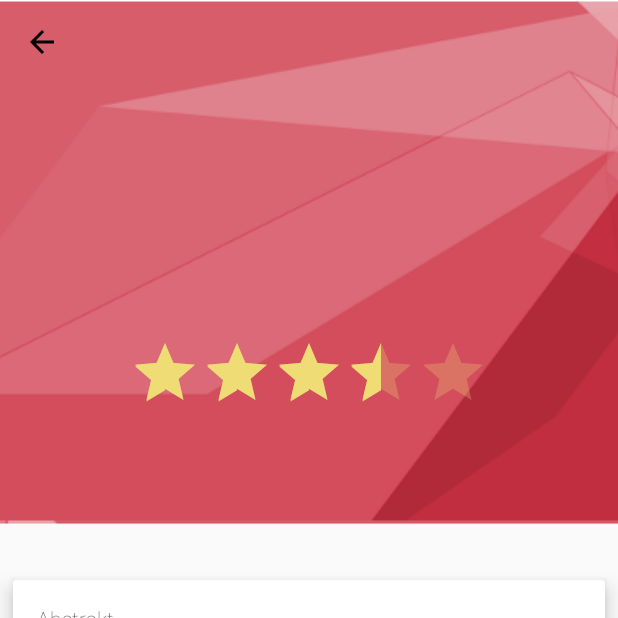
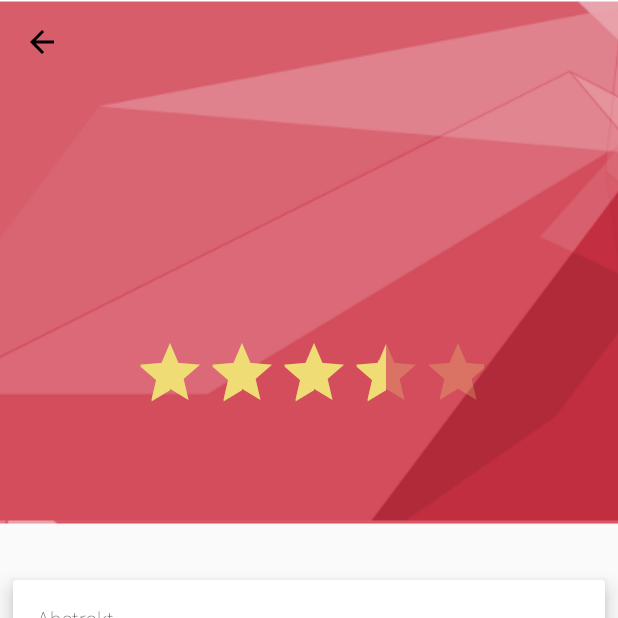
Before and after one commit to edytapawlak/Konferika, an Android app: the PosterDetailsActivity screen opened directly, with no data from a screen before it, on a phone screen of 412 x 824 dp, the top half of it. Run offline under Robolectric (Android 15) with nearby library versions, the phone set to English and light mode, and no system bars; libraries missing offline, so code that uses them is left out: io.github.kexanie.library; plain views replace MathView; network calls fail; 8 statements that could not run were skipped.

Commit message:
rating bar

```diff
--- a/app/src/main/res/layout/activity_item_details.xml
+++ b/app/src/main/res/layout/activity_item_details.xml
@@ -156,7 +156,8 @@
                         android:paddingTop="10dp"
                         android:rating="3.5"
                         android:stepSize="0.5"
-                        android:theme="@style/DarkRatingBar" />
+                        android:theme="@style/DarkRatingBar"
+                        android:padding="3dp"/>
                 </LinearLayout>
             </LinearLayout>
 
--- a/app/src/main/res/layout/activity_poster_details.xml
+++ b/app/src/main/res/layout/activity_poster_details.xml
@@ -72,7 +72,8 @@
                         android:numStars="5"
                         android:rating="3.5"
                         android:stepSize="0.5"
-                        android:theme="@style/RatingBar" />
+                        android:theme="@style/RatingBar"
+                        android:padding="3dp"/>
                 </LinearLayout>
             </LinearLayout>
 
```
